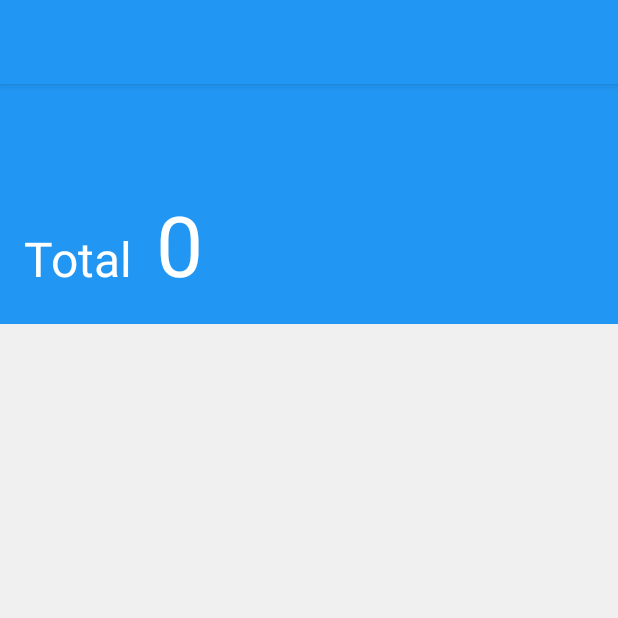
After one commit to toggle-corp/paiso, an Android app: the UserDetailsActivity screen opened directly, with no data from a screen before it, on a phone screen of 412 x 824 dp, the top half of it. The commit adds this screen. Run offline under Robolectric (Android 15) with nearby library versions, the phone set to English and light mode, and no system bars; our stand-ins replace CircleImageView, Firebase (no records; nobody signed in at launch, a user with empty details on screens opened directly), Picasso; 2 statements that could not run were skipped.

Commit message:
Create user details activity

```diff
--- a/app/src/main/AndroidManifest.xml
+++ b/app/src/main/AndroidManifest.xml
@@ -22,6 +22,7 @@
 
         <activity android:name=".LoginActivity"/>
         <activity android:name=".AddTransactionActivity"/>
+        <activity android:name=".UserDetailsActivity"/>
 
     </application>
 
--- a/app/src/main/java/com/togglecorp/paiso/Transaction.java
+++ b/app/src/main/java/com/togglecorp/paiso/Transaction.java
@@ -32,6 +32,7 @@ public class Transaction {
     }
 
     public Double getSignedAmount(String selfId) {
+        amount = Math.round(amount*100) / 100.0;
         if (selfId.equals(by))
             return -amount;
         else
--- /dev/null
+++ b/app/src/main/java/com/togglecorp/paiso/UserDetailsActivity.java
@@ -0,0 +1,136 @@
+package com.togglecorp.paiso;
+
+import android.os.Bundle;
+import android.support.v7.app.ActionBar;
+import android.support.v7.app.AppCompatActivity;
+import android.support.v7.widget.LinearLayoutManager;
+import android.support.v7.widget.RecyclerView;
+import android.support.v7.widget.Toolbar;
+import android.view.View;
+import android.widget.TextView;
+
+import com.squareup.picasso.Picasso;
+
+import java.util.ArrayList;
+import java.util.Collections;
+import java.util.Comparator;
+import java.util.List;
+
+import de.hdodenhof.circleimageview.CircleImageView;
+
+public class UserDetailsActivity extends AppCompatActivity implements RefreshListener {
+
+    private String mUserId;
+    private boolean mCustomUser = true;
+
+    private List<Transaction> mTransactions = new ArrayList<>();
+    private UserTransactionAdapter mAdapter;
+
+    @Override
+    protected void onCreate(Bundle savedInstanceState) {
+        super.onCreate(savedInstanceState);
+        setContentView(R.layout.activity_user_details);
+
+        // Get user id to display details for
+        Bundle bundle = getIntent().getExtras();
+        if (bundle == null) {
+            finish();
+            return;
+        }
+
+        mUserId = bundle.getString("user-id");
+        if (mUserId == null) {
+            finish();
+            return;
+        }
+        mCustomUser = bundle.getBoolean("custom-user");
+
+        // The toolbar
+        Toolbar toolbar = (Toolbar) findViewById(R.id.toolbar);
+        setSupportActionBar(toolbar);
+
+        ActionBar actionBar = getSupportActionBar();
+        if (actionBar != null) {
+            actionBar.setDisplayHomeAsUpEnabled(true);
+            actionBar.setHomeButtonEnabled(true);
+        }
+
+        findViewById(R.id.avatar).setVisibility(View.INVISIBLE);
+        if (mCustomUser) {
+            setTitle(Database.get().customUsers.get(mUserId));
+        }
+        else {
+            User user = Database.get().users.get(mUserId);
+            setTitle(user.displayName);
+
+            // Avatar
+            if (user.photoUrl != null && !user.photoUrl.equals("")) {
+                findViewById(R.id.avatar).setVisibility(View.VISIBLE);
+                Picasso.with(this)
+                        .load(user.photoUrl)
+                        .into((CircleImageView)findViewById(R.id.avatar));
+            }
+        }
+
+        // Initialize recycler view
+        RecyclerView recyclerTransactions =
+                (RecyclerView) findViewById(R.id.recycler_transactions);
+
+        recyclerTransactions.setClickable(true);
+        RecyclerView.LayoutManager layoutManager = new LinearLayoutManager(this);;
+        recyclerTransactions.setLayoutManager(layoutManager);
+        mAdapter = new UserTransactionAdapter(this, mTransactions);
+        recyclerTransactions.setAdapter(mAdapter);
+
+    }
+
+
+
+    @Override
+    public void onStart() {
+        super.onStart();
+        Database.get().startSync(this);
+        // Add database refresh listener to populate the transactions
+        Database.get().refreshListeners.add(this);
+        refresh();
+    }
+
+    @Override
+    public void onStop() {
+        super.onStop();
+        Database.get().stopSync();
+        Database.get().refreshListeners.remove(this);
+    }
+
+    @Override
+    public void refresh() {
+        double total = 0;
+
+        // Remove all items
+        mTransactions.clear();
+
+        // And add transactions involving this this user
+        for (Transaction transaction: Database.get().transactions.values()) {
+            if (transaction.customUser == mCustomUser &&
+                    transaction.getOther(Database.get().selfId).equals(mUserId))
+            {
+                mTransactions.add(transaction);
+                total += transaction.getSignedAmount(Database.get().selfId);
+            }
+        }
+
+        // Also sort by date: latest first
+        Collections.sort(mTransactions, new Comparator<Transaction>() {
+            @Override
+            public int compare(Transaction t1, Transaction t2) {
+                return ((Long)t2.date).compareTo((Long)t1.date);
+            }
+        });
+
+        mAdapter.notifyDataSetChanged();
+
+        // Sum total
+        ((TextView)findViewById(R.id.amount))
+                .setText(Utils.formatCurrency(total));
+    }
+}
--- a/app/src/main/res/layout/activity_add_transaction.xml
+++ b/app/src/main/res/layout/activity_add_transaction.xml
@@ -20,6 +20,7 @@
         android:layout_width="match_parent"
         android:layout_height="match_parent"
         android:padding="16dp">
+
         <android.support.design.widget.TextInputLayout
             android:id="@+id/input_layout_title"
             android:layout_width="match_parent"
@@ -32,6 +33,7 @@
                 android:inputType="textCapWords|textAutoComplete"
                 android:hint="Title" />
         </android.support.design.widget.TextInputLayout>
+
         <android.support.design.widget.TextInputLayout
             android:id="@+id/input_layout_amount"
             android:layout_width="match_parent"
@@ -44,6 +46,7 @@
                 android:inputType="numberDecimal"
                 android:hint="Amount" />
         </android.support.design.widget.TextInputLayout>
+
         <RadioGroup
             android:layout_width="match_parent"
             android:layout_height="wrap_content"
@@ -63,9 +66,11 @@
                 android:text="To"
                 android:checked="false"/>
         </RadioGroup>
+
         <Spinner
             android:id="@+id/spinner_user"
             android:layout_width="fill_parent"
             android:layout_height="wrap_content"/>
+
     </LinearLayout>
 </LinearLayout>
--- /dev/null
+++ b/app/src/main/res/layout/activity_user_details.xml
@@ -0,0 +1,63 @@
+<?xml version="1.0" encoding="utf-8"?>
+<RelativeLayout xmlns:android="http://schemas.android.com/apk/res/android"
+    xmlns:app="http://schemas.android.com/apk/res-auto"
+    android:layout_width="match_parent"
+    android:layout_height="match_parent">
+
+    <android.support.v7.widget.Toolbar
+        android:id="@+id/toolbar"
+        app:theme="@style/AppToolbarTheme"
+        android:layout_width="match_parent"
+        android:elevation="4dp"
+        android:layout_height="?attr/actionBarSize"
+        android:background="@color/colorPrimary"
+        android:fitsSystemWindows="true"/>
+
+    <de.hdodenhof.circleimageview.CircleImageView
+        android:id="@+id/avatar"
+        android:layout_width="32dp"
+        android:layout_height="32dp"
+        android:layout_alignParentEnd="true"
+        android:elevation="5dp"
+        android:layout_marginTop="12dp"
+        android:layout_marginEnd="24dp"/>
+
+    <LinearLayout
+        android:layout_below="@+id/toolbar"
+        android:layout_width="match_parent"
+        android:layout_height="match_parent"
+        android:orientation="vertical">
+
+        <LinearLayout
+            android:layout_width="match_parent"
+            android:layout_height="160dp"
+            android:background="@color/colorPrimary"
+            android:padding="16dp"
+            android:gravity="bottom"
+            android:orientation="horizontal">
+
+            <TextView
+                android:id="@+id/unit"
+                android:layout_width="wrap_content"
+                android:layout_height="wrap_content"
+                android:layout_marginEnd="16dp"
+                android:textColor="#fff"
+                android:textSize="32sp"
+                android:text="Total"/>
+            <TextView
+                android:id="@+id/amount"
+                android:layout_width="wrap_content"
+                android:layout_height="wrap_content"
+                android:textColor="#fff"
+                android:textSize="56sp"
+                android:text="0"/>
+
+        </LinearLayout>
+
+        <android.support.v7.widget.RecyclerView
+            android:id="@+id/recycler_transactions"
+            android:padding="24dp"
+            android:layout_width="match_parent"
+            android:layout_height="match_parent"/>
+    </LinearLayout>
+</RelativeLayout>
```
Also changed, not shown: app/src/main/java/com/togglecorp/paiso/DashboardFragment.java (+32 -7 lines), app/src/main/java/com/togglecorp/paiso/DashboardTransaction.java (+8 -1 lines), app/src/main/java/com/togglecorp/paiso/DashboardTransactionAdapter.java (+24 -5 lines), app/src/main/java/com/togglecorp/paiso/UserTransactionAdapter.java (added, +55 -0 lines), app/src/main/java/com/togglecorp/paiso/Utils.java (added, +25 -0 lines), app/src/main/res/layout/fragment_dashboard.xml (+6 -3 lines), app/src/main/res/layout/layout_user_transaction.xml (added, +32 -0 lines).
